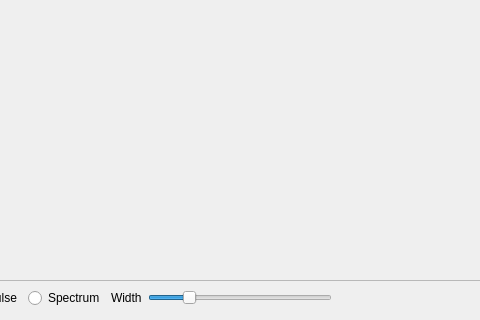
This is src/Configurator/NmrConfigurator.ui in nutjunkie/IQmol as Qt 5 draws it before an edit; both pictures show x 322 to 802 and y 118 to 438 of the 935 by 438 pixel window. The edited form follows.
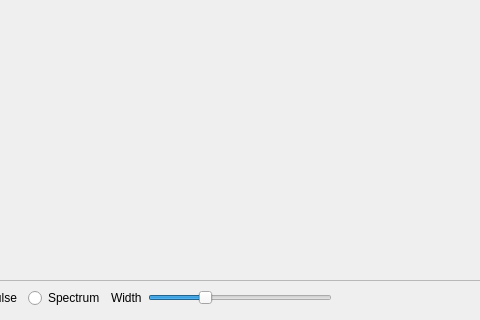
This is the edited form.

```diff
--- a/src/Configurator/NmrConfigurator.ui
+++ b/src/Configurator/NmrConfigurator.ui
@@ -266,10 +266,10 @@
        <item>
         <widget class="QSlider" name="widthSlider">
          <property name="minimum">
-          <number>10</number>
+          <number>1</number>
          </property>
          <property name="maximum">
-          <number>110</number>
+          <number>100</number>
          </property>
          <property name="value">
           <number>30</number>
```
